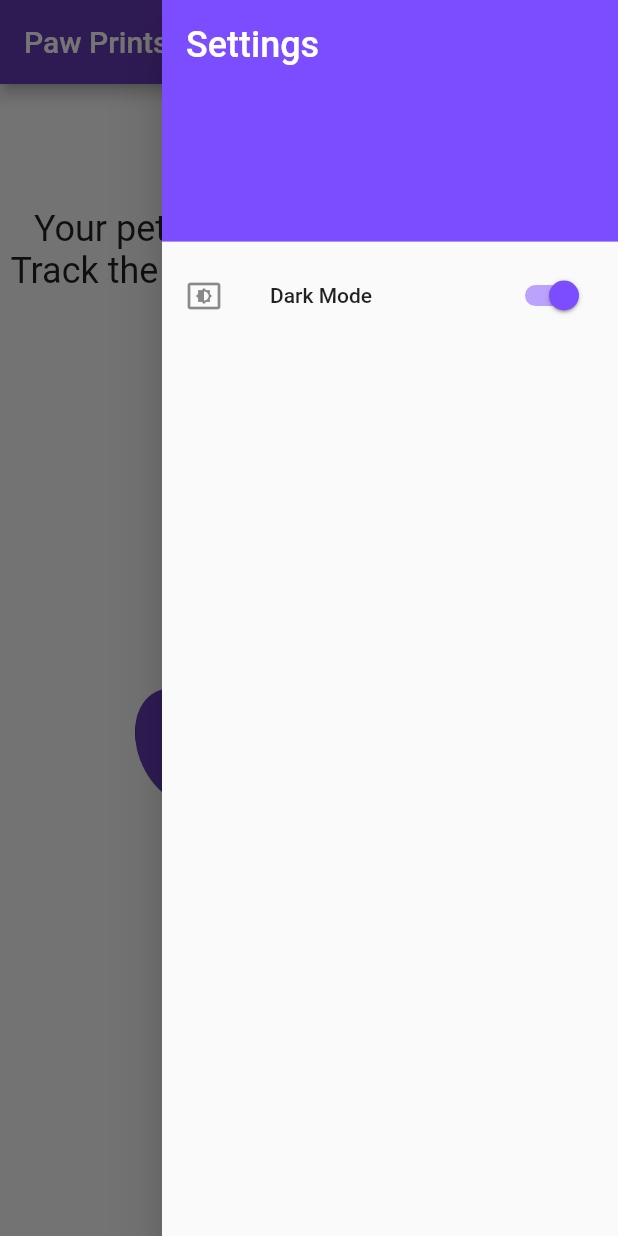
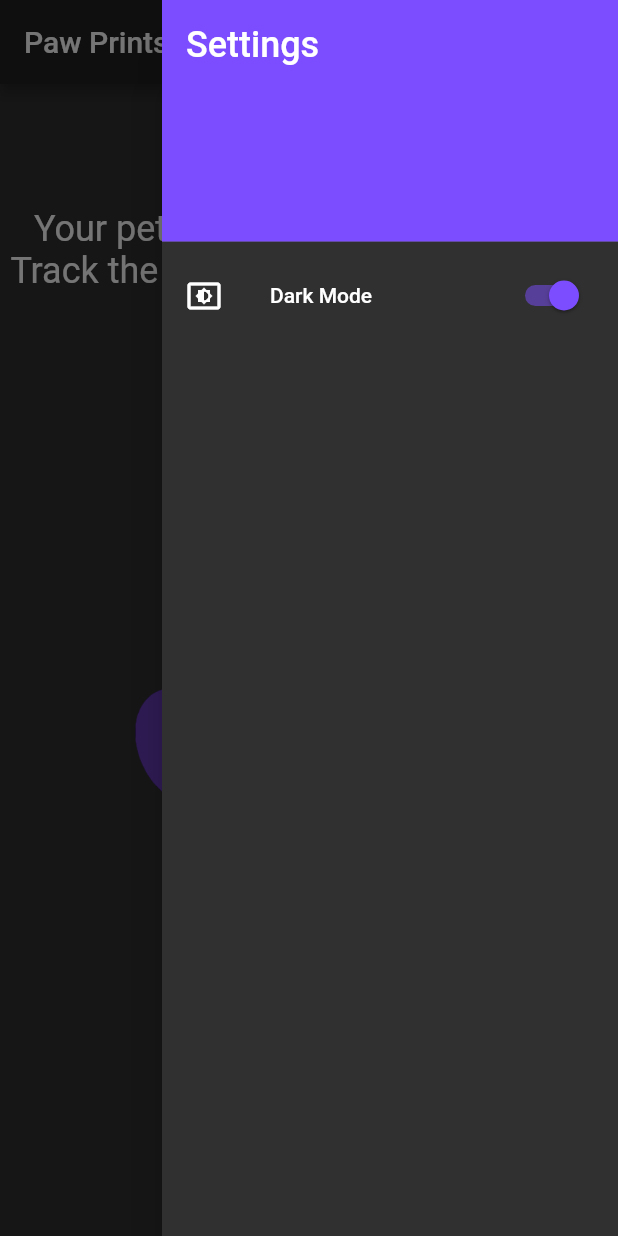
Before and after one commit to jordan-hamilton/paw-prints, a Flutter app: the screen it shows after launch, in the side drawer, after a tap on "Dark Mode", on a phone screen of 412 x 824 dp. Run offline on Flutter 3.47's test engine with Material 2 defaults, Android fonts, the light colour scheme and no system bars; our stand-ins replace shared_preferences.

Commit message:
Add theme switching

```diff
--- a/lib/app.dart
+++ b/lib/app.dart
@@ -4,32 +4,50 @@ import 'package:shared_preferences/shared_preferences.dart';
 import 'screens/entry_list.dart';
 import 'screens/create_entry.dart';
 
-class App extends StatelessWidget {
+class App extends StatefulWidget {
+
+  final String title;
+  final SharedPreferences prefs;
+
+  const App({Key key, @required this.title, @required this.prefs}) : super(key: key);
+
+  @override
+  _AppState createState() => _AppState(title: title);
+}
+
+class _AppState extends State<App> {
 
   final String title;
 
-  static final routes = {
-    EntryList.routeName: (context) => EntryList(),
-    CreateEntry.routeName: (context) => CreateEntry()
-  };
+  _AppState({this.title});
 
-  const App({Key key, this.title}) : super(key: key);
+  static const DARK_MODE_KEY = 'darkMode';
+  bool get darkMode => widget.prefs.getBool(DARK_MODE_KEY) ?? false;
+
+  Brightness appBrightness;
+
+  void toggleTheme() {
+    setState( () {
+      widget.prefs.setBool(DARK_MODE_KEY, !darkMode);
+      appBrightness = darkMode ? Brightness.dark : Brightness.light;
+    });
+  }
 
   @override
   Widget build(BuildContext context) {
+    print(widget.prefs.getBool(DARK_MODE_KEY));
     return MaterialApp(
-      title: title,
+      title: widget.title,
       theme: ThemeData(
         primarySwatch: Colors.deepPurple,
-        accentColor: Colors.deepPurpleAccent
+        accentColor: Colors.deepPurpleAccent,
+        brightness: appBrightness
       ),
-      routes: routes,
+      routes: {
+        EntryList.routeName: (context) => EntryList(themeSwitcher: toggleTheme, title: title),
+        CreateEntry.routeName: (context) => CreateEntry()
+      },
     );
   }
-}
-
-void printKeys() async {
-  SharedPreferences prefs = await SharedPreferences.getInstance();
-  print(prefs.getKeys());
 
 }
--- a/lib/components/settings_drawer.dart
+++ b/lib/components/settings_drawer.dart
@@ -2,7 +2,9 @@ import 'package:flutter/material.dart';
 
 class SettingsDrawer extends StatefulWidget {
 
-  const SettingsDrawer({Key key}) : super(key: key);
+  final void Function() themeSwitcher;
+
+  const SettingsDrawer({Key key, this.themeSwitcher}) : super(key: key);
 
   @override
   _SettingsDrawerState createState() => _SettingsDrawerState();
@@ -10,7 +12,9 @@ class SettingsDrawer extends StatefulWidget {
 
 class _SettingsDrawerState extends State<SettingsDrawer> {
 
-  bool _darkMode = false;
+  bool getDarkModeStatus() {
+    return Theme.of(context).brightness == Brightness.dark ? true : false;
+  }
 
   @override
   Widget build(BuildContext context) {
@@ -32,7 +36,7 @@ class _SettingsDrawerState extends State<SettingsDrawer> {
           SwitchListTile(
             secondary: Icon(Icons.settings_brightness),
             title: Text('Dark Mode'),
-            value: _darkMode,
+            value: getDarkModeStatus(),
             onChanged: changeTheme,
           ),
         ],
@@ -41,8 +45,8 @@ class _SettingsDrawerState extends State<SettingsDrawer> {
   }
 
   void changeTheme(bool value) {
-    setState(() {
-      _darkMode = value;
-    });
+    widget.themeSwitcher();
   }
+
+
 }
--- a/lib/main.dart
+++ b/lib/main.dart
@@ -1,8 +1,9 @@
 import 'package:flutter/material.dart';
 import 'package:flutter/services.dart';
+import 'package:shared_preferences/shared_preferences.dart';
 import 'app.dart';
 
-void main() {
+void main() async {
   const String title = 'Paw Prints';
 
   WidgetsFlutterBinding.ensureInitialized();
@@ -12,5 +13,10 @@ void main() {
     DeviceOrientation.landscapeRight
   ]);
 
-  runApp(App(title: title));
-  }
+  runApp(
+    App(
+      title: title,
+      prefs: await SharedPreferences.getInstance()
+    )
+  );
+}
--- a/lib/screens/create_entry.dart
+++ b/lib/screens/create_entry.dart
@@ -6,8 +6,9 @@ import '../components/settings_drawer.dart';
 class CreateEntry extends StatelessWidget {
 
   static const routeName = 'createEntry';
+  final void Function() themeSwitcher;
 
-  const CreateEntry({Key key}) : super(key: key);
+  const CreateEntry({Key key, this.themeSwitcher}) : super(key: key);
 
   @override
   Widget build(BuildContext context) {
@@ -17,7 +18,7 @@ class CreateEntry extends StatelessWidget {
           'New Memory'
         )
       ),
-      endDrawer: SettingsDrawer(),
+      endDrawer: SettingsDrawer(themeSwitcher: themeSwitcher),
       body: EntryForm()
     );
   }
--- a/lib/screens/entry_list.dart
+++ b/lib/screens/entry_list.dart
@@ -8,19 +8,19 @@ import '../layouts/vertical_layout.dart';
 class EntryList extends StatelessWidget {
 
   static const routeName = '/';
+  final String title;
+  final void Function() themeSwitcher;
 
-  const EntryList({Key key}) : super(key: key);
+  EntryList({Key key, this.themeSwitcher, this.title}) : super(key: key);
 
   @override
   Widget build(BuildContext context) {
     return Scaffold(
       appBar: AppBar(
-        title: Text(
-          'Paw Prints'
-        ),
+        title: Text(title),
       ),
       body: LayoutBuilder(builder: layoutPicker),
-      endDrawer: SettingsDrawer(),
+      endDrawer: SettingsDrawer(themeSwitcher: themeSwitcher),
       floatingActionButton: FloatingActionButton(
         onPressed: () => pushCreateEntry(context),
         child: Icon(Icons.note_add)
```
Also changed, not shown: 4 other files.
